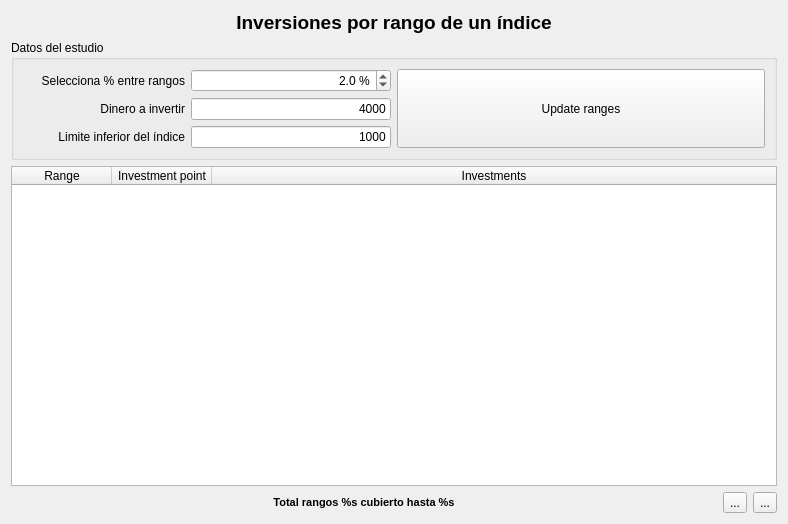
This is ui/wdgIndexRange.ui in turulomio/xulpymoney as Qt 5 draws it before an edit. The edited form follows.
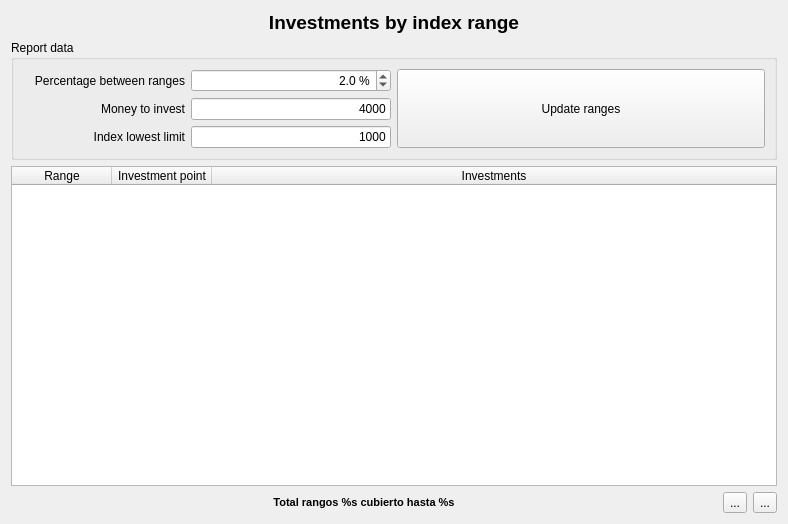
This is the edited form. Icons and pictures are not drawn. Custom widgets are drawn as their Qt base class.

```diff
--- a/ui/wdgIndexRange.ui
+++ b/ui/wdgIndexRange.ui
@@ -29,7 +29,7 @@
         </font>
        </property>
        <property name="text">
-        <string>Inversiones por rango de un índice</string>
+        <string>Investments by index range</string>
        </property>
        <property name="alignment">
         <set>Qt::AlignCenter</set>
@@ -39,7 +39,7 @@
      <item>
       <widget class="QGroupBox" name="groupBox">
        <property name="title">
-        <string>Datos del estudio</string>
+        <string>Report data</string>
        </property>
        <layout class="QHBoxLayout" name="horizontalLayout_7">
         <item>
@@ -51,7 +51,7 @@
               <item>
                <widget class="QLabel" name="label_2">
                 <property name="text">
-                 <string>Selecciona % entre rangos</string>
+                 <string>Percentage between ranges</string>
                 </property>
                 <property name="alignment">
                  <set>Qt::AlignRight|Qt::AlignTrailing|Qt::AlignVCenter</set>
@@ -96,7 +96,7 @@
               <item>
                <widget class="QLabel" name="label">
                 <property name="text">
-                 <string>Dinero a invertir</string>
+                 <string>Money to invest</string>
                 </property>
                 <property name="alignment">
                  <set>Qt::AlignRight|Qt::AlignTrailing|Qt::AlignVCenter</set>
@@ -132,7 +132,7 @@
               <item>
                <widget class="QLabel" name="label_4">
                 <property name="text">
-                 <string>Limite inferior del índice</string>
+                 <string>Index lowest limit</string>
                 </property>
                 <property name="alignment">
                  <set>Qt::AlignRight|Qt::AlignTrailing|Qt::AlignVCenter</set>
```
